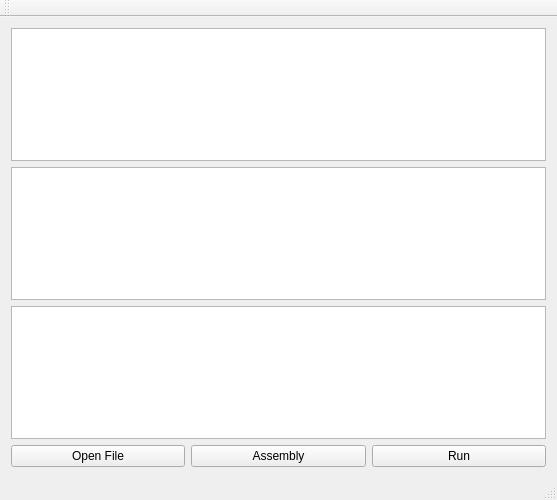
This is mainwindow.ui in crabyh/QTMipsCPU as Qt 5 draws it before an edit. The edited form follows.
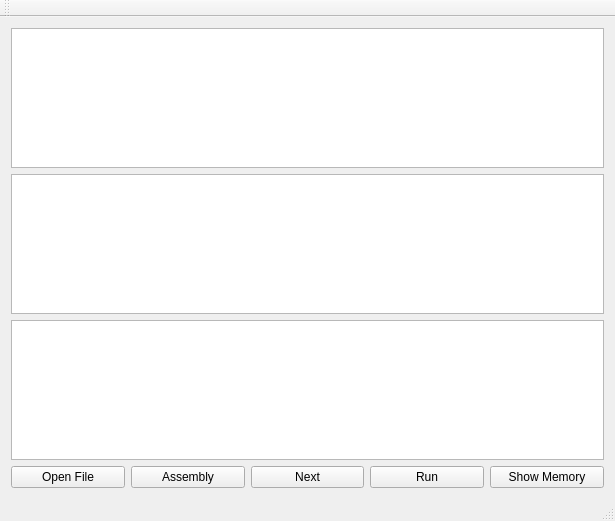
This is the edited form.

Diff of the .ui file:
```diff
--- a/mainwindow.ui
+++ b/mainwindow.ui
@@ -6,25 +6,22 @@
    <rect>
     <x>0</x>
     <y>0</y>
-    <width>557</width>
-    <height>500</height>
+    <width>615</width>
+    <height>521</height>
    </rect>
   </property>
   <property name="windowTitle">
    <string>MainWindow</string>
   </property>
   <widget class="QWidget" name="centralWidget">
-   <layout class="QVBoxLayout" name="verticalLayout">
-    <item>
-     <widget class="QTextEdit" name="textEdit"/>
-    </item>
-    <item>
-     <widget class="QTextEdit" name="textEdit_2"/>
-    </item>
-    <item>
+   <layout class="QGridLayout" name="gridLayout">
+    <item row="2" column="0">
      <widget class="QTextEdit" name="textEdit_3"/>
     </item>
-    <item>
+    <item row="0" column="0">
+     <widget class="QTextEdit" name="textEdit"/>
+    </item>
+    <item row="3" column="0">
      <layout class="QHBoxLayout" name="horizontalLayout">
       <item>
        <widget class="QPushButton" name="pushButton">
@@ -40,6 +37,13 @@
         </property>
        </widget>
       </item>
+      <item>
+       <widget class="QPushButton" name="pushButton_4">
+        <property name="text">
+         <string>Next</string>
+        </property>
+       </widget>
+      </item>
       <item>
        <widget class="QPushButton" name="pushButton_3">
         <property name="text">
@@ -47,8 +51,18 @@
         </property>
        </widget>
       </item>
+      <item>
+       <widget class="QPushButton" name="pushButton_5">
+        <property name="text">
+         <string>Show Memory</string>
+        </property>
+       </widget>
+      </item>
      </layout>
     </item>
+    <item row="1" column="0">
+     <widget class="QTextEdit" name="textEdit_2"/>
+    </item>
    </layout>
   </widget>
   <widget class="QMenuBar" name="menuBar">
```
Left out of the diff: 4 changed lines with no effect on the pictures.
